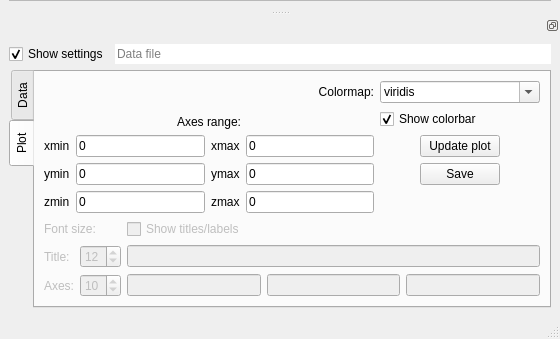
First picture: the form in pyretis/visualization/pyretisVisualizeWindow.ui, repository jonasjaeger-sci/mod905, before the edit; both pictures show x 0 to 560 and y 299 to 638 of the 560 by 638 pixel window.
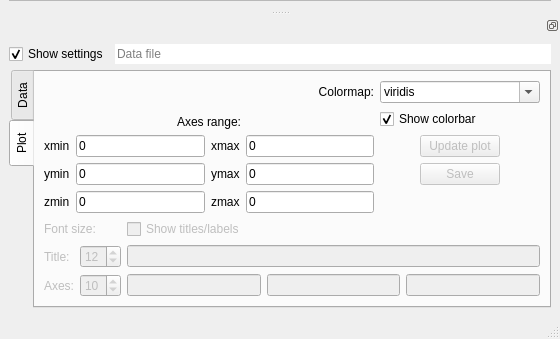
Second picture: the form after the edit. The open tabs and pages were chosen to show the change. Icons and pictures are not drawn.

```diff
--- a/pyretis/visualization/pyretisVisualizeWindow.ui
+++ b/pyretis/visualization/pyretisVisualizeWindow.ui
@@ -507,6 +507,9 @@
              </item>
              <item>
               <widget class="QPushButton" name="previewBtn">
+               <property name="enabled">
+                <bool>false</bool>
+               </property>
                <property name="toolTip">
                 <string>&lt;html&gt;&lt;head/&gt;&lt;body&gt;&lt;p&gt;Updates the figure in the plot.&lt;br/&gt;(just the visuals defined here, not changing any data loaded)&lt;/p&gt;&lt;/body&gt;&lt;/html&gt;</string>
                </property>
@@ -575,6 +578,9 @@
              </item>
              <item>
               <widget class="QPushButton" name="saveFigBtn">
+               <property name="enabled">
+                <bool>false</bool>
+               </property>
                <property name="toolTip">
                 <string>&lt;html&gt;&lt;head/&gt;&lt;body&gt;&lt;p&gt;Save current figure as a *.png file&lt;/p&gt;&lt;/body&gt;&lt;/html&gt;</string>
                </property>
```
Left out of the diff: 12 changed lines with no effect on the pictures.
